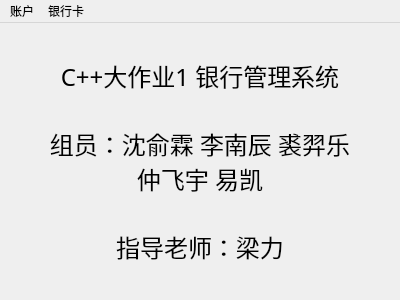
sylxjtu/CppBigassignment, file bank/mainwindow.ui: the form before one commit.
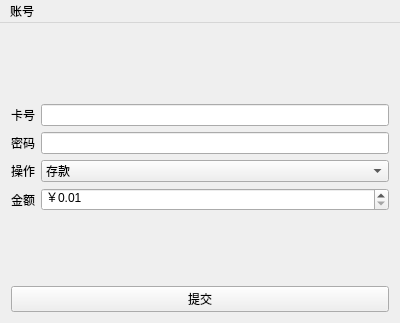
The form after the commit.

Patch:
```diff
--- a/bank/mainwindow.ui
+++ b/bank/mainwindow.ui
@@ -7,35 +7,110 @@
     <x>0</x>
     <y>0</y>
     <width>400</width>
-    <height>300</height>
+    <height>323</height>
    </rect>
   </property>
   <property name="windowTitle">
    <string>MainWindow</string>
   </property>
   <widget class="QWidget" name="centralWidget">
+   <property name="minimumSize">
+    <size>
+     <width>400</width>
+     <height>300</height>
+    </size>
+   </property>
+   <property name="maximumSize">
+    <size>
+     <width>400</width>
+     <height>300</height>
+    </size>
+   </property>
    <layout class="QVBoxLayout" name="verticalLayout">
     <item>
-     <widget class="QLabel" name="label">
-      <property name="font">
-       <font>
-        <family>微软雅黑</family>
-        <pointsize>18</pointsize>
-       </font>
+     <layout class="QFormLayout" name="formLayout">
+      <property name="formAlignment">
+       <set>Qt::AlignLeading|Qt::AlignLeft|Qt::AlignVCenter</set>
       </property>
+      <item row="0" column="0">
+       <widget class="QLabel" name="cardIDLabel">
+        <property name="text">
+         <string>卡号</string>
+        </property>
+       </widget>
+      </item>
+      <item row="0" column="1">
+       <widget class="QLineEdit" name="cardIDLineEdit"/>
+      </item>
+      <item row="1" column="0">
+       <widget class="QLabel" name="passwordLabel">
+        <property name="text">
+         <string>密码</string>
+        </property>
+       </widget>
+      </item>
+      <item row="1" column="1">
+       <widget class="QLineEdit" name="passwordLineEdit">
+        <property name="echoMode">
+         <enum>QLineEdit::Password</enum>
+        </property>
+        <property name="clearButtonEnabled">
+         <bool>false</bool>
+        </property>
+       </widget>
+      </item>
+      <item row="2" column="0">
+       <widget class="QLabel" name="operationLabel">
+        <property name="text">
+         <string>操作</string>
+        </property>
+       </widget>
+      </item>
+      <item row="2" column="1">
+       <widget class="QComboBox" name="operationComboBox">
+        <item>
+         <property name="text">
+          <string>存款</string>
+         </property>
+        </item>
+        <item>
+         <property name="text">
+          <string>取款</string>
+         </property>
+        </item>
+        <item>
+         <property name="text">
+          <string>查询余额</string>
+         </property>
+        </item>
+       </widget>
+      </item>
+      <item row="3" column="0">
+       <widget class="QLabel" name="amountLabel">
+        <property name="text">
+         <string>金额</string>
+        </property>
+       </widget>
+      </item>
+      <item row="3" column="1">
+       <widget class="QDoubleSpinBox" name="amountDoubleSpinBox">
+        <property name="prefix">
+         <string>￥</string>
+        </property>
+        <property name="minimum">
+         <double>0.010000000000000</double>
+        </property>
+        <property name="maximum">
+         <double>1000000.000000000000000</double>
+        </property>
+       </widget>
+      </item>
+     </layout>
+    </item>
+    <item>
+     <widget class="QPushButton" name="submitPushButton">
       <property name="text">
-       <string>C++大作业1 银行管理系统
-
-组员：沈俞霖 李南辰 裘羿乐
-仲飞宇 易凯
-
-指导老师：梁力</string>
-      </property>
-      <property name="textFormat">
-       <enum>Qt::PlainText</enum>
-      </property>
-      <property name="alignment">
-       <set>Qt::AlignCenter</set>
+       <string>提交</string>
       </property>
      </widget>
     </item>
@@ -50,9 +125,9 @@
      <height>23</height>
     </rect>
    </property>
-   <widget class="QMenu" name="menu_user">
+   <widget class="QMenu" name="menu">
     <property name="title">
-     <string>账户</string>
+     <string>账号</string>
     </property>
     <addaction name="UserLoginOrLogout"/>
     <addaction name="UserRegister"/>
@@ -63,23 +138,7 @@
     <addaction name="separator"/>
     <addaction name="UserViewStatus"/>
    </widget>
-   <widget class="QMenu" name="menu_card">
-    <property name="title">
-     <string>银行卡</string>
-    </property>
-    <addaction name="CardInit"/>
-    <addaction name="separator"/>
-    <addaction name="CardSave"/>
-    <addaction name="CardWithdraw"/>
-    <addaction name="CardTransfer"/>
-    <addaction name="CardChangePassword"/>
-    <addaction name="separator"/>
-    <addaction name="CardActivateOrFreeze"/>
-    <addaction name="separator"/>
-    <addaction name="CardQuery"/>
-   </widget>
-   <addaction name="menu_user"/>
-   <addaction name="menu_card"/>
+   <addaction name="menu"/>
   </widget>
   <action name="UserLoginOrLogout">
    <property name="text">
```
Left out of the diff: 110 changed lines with no effect on the pictures.
